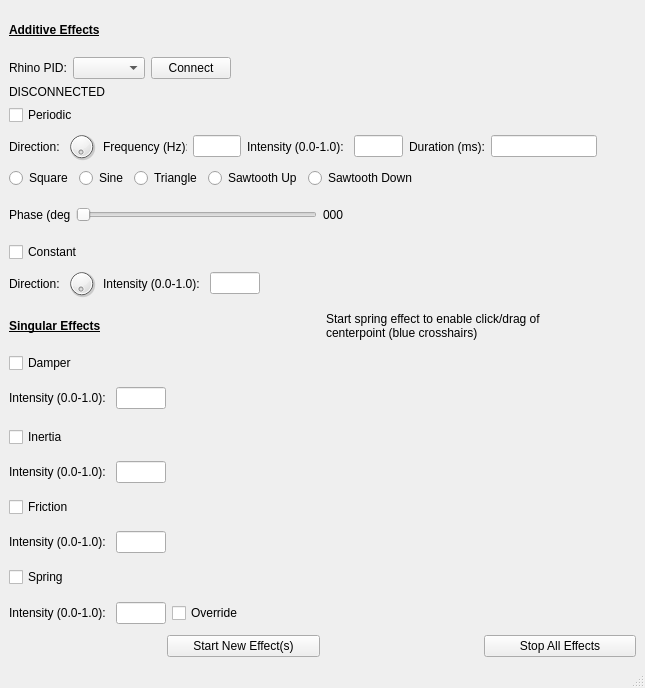
Qt form interface.ui (mjfrisby/RhinoTester) before a commit.
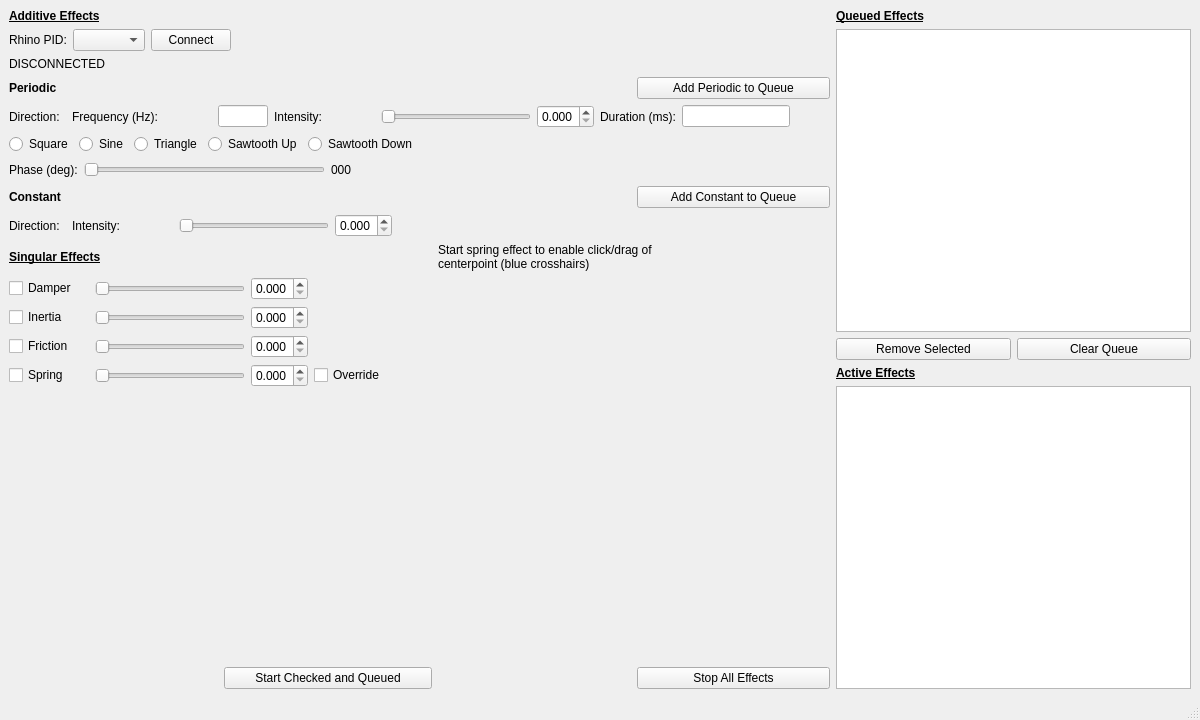
The same form after that commit. Custom widgets are drawn as their Qt base class.

Commit message:
feat: DirectInput devices via DirectLink, effect queue, log window, TelemFFB theme and icon
Loads DirectLink from its installed location and uses TelemFFB's current hardware layer, theme and app icon, with a light/dark switch. Queued periodic and constant effects start together, can be edited while playing, and each can be stopped on its own. Connects on its own to the last used or only device. The one-file build has no console; View > Log shows logging, output and errors instead.

Diff of the .ui file:
```diff
--- a/interface.ui
+++ b/interface.ui
@@ -6,22 +6,10 @@
    <rect>
     <x>0</x>
     <y>0</y>
-    <width>645</width>
-    <height>688</height>
+    <width>1200</width>
+    <height>720</height>
    </rect>
   </property>
-  <property name="minimumSize">
-   <size>
-    <width>502</width>
-    <height>561</height>
-   </size>
-  </property>
-  <property name="maximumSize">
-   <size>
-    <width>1000</width>
-    <height>1000</height>
-   </size>
-  </property>
   <property name="windowTitle">
    <string>Rhino Tester</string>
   </property>
@@ -95,9 +83,9 @@
      </layout>
     </item>
     <item row="2" column="0">
-     <widget class="QCheckBox" name="cb_Periodic">
+     <widget class="QLabel" name="label_Periodic">
       <property name="text">
-       <string>Periodic</string>
+       <string>&lt;html&gt;&lt;head/&gt;&lt;body&gt;&lt;p&gt;&lt;span style=&quot; font-weight:700;&quot;&gt;Periodic&lt;/span&gt;&lt;/p&gt;&lt;/body&gt;&lt;/html&gt;</string>
       </property>
      </widget>
     </item>
@@ -113,26 +101,7 @@
          </widget>
         </item>
         <item>
-         <widget class="QDial" name="dialPeriodic">
-          <property name="maximumSize">
-           <size>
-            <width>31</width>
-            <height>31</height>
-           </size>
-          </property>
-          <property name="maximum">
-           <number>359</number>
-          </property>
-          <property name="value">
-           <number>5</number>
-          </property>
-          <property name="sliderPosition">
-           <number>5</number>
-          </property>
-          <property name="wrapping">
-           <bool>true</bool>
-          </property>
-         </widget>
+         <widget class="DirectionDial" name="dialPeriodic"/>
         </item>
        </layout>
       </item>
@@ -142,7 +111,7 @@
          <widget class="QLabel" name="label_5">
           <property name="minimumSize">
            <size>
-            <width>78</width>
+            <width>110</width>
             <height>0</height>
            </size>
           </property>
@@ -159,6 +128,12 @@
         </item>
         <item>
          <widget class="QLineEdit" name="txt_PeriodicFrequency">
+          <property name="minimumSize">
+           <size>
+            <width>50</width>
+            <height>0</height>
+           </size>
+          </property>
           <property name="maximumSize">
            <size>
             <width>50</width>
@@ -180,17 +155,42 @@
            </size>
           </property>
           <property name="text">
-           <string>Intensity (0.0-1.0):</string>
+           <string>Intensity:</string>
           </property>
          </widget>
         </item>
         <item>
-         <widget class="QLineEdit" name="txt_PeriodicIntensity">
-          <property name="maximumSize">
+         <widget class="QSlider" name="slider_PeriodicIntensity">
+          <property name="minimumSize">
            <size>
-            <width>50</width>
-            <height>16777215</height>
+            <width>150</width>
+            <height>0</height>
            </size>
+          </property>
+          <property name="maximum">
+           <number>1000</number>
+          </property>
+          <property name="singleStep">
+           <number>10</number>
+          </property>
+          <property name="pageStep">
+           <number>100</number>
+          </property>
+          <property name="orientation">
+           <enum>Qt::Horizontal</enum>
+          </property>
+         </widget>
+        </item>
+        <item>
+         <widget class="QDoubleSpinBox" name="spin_PeriodicIntensity">
+          <property name="decimals">
+           <number>3</number>
+          </property>
+          <property name="maximum">
+           <double>1.000000000000000</double>
+          </property>
+          <property name="singleStep">
+           <double>0.010000000000000</double>
           </property>
          </widget>
         </item>
@@ -202,7 +202,14 @@
          </widget>
         </item>
         <item>
-         <widget class="QLineEdit" name="txt_Duration"/>
+         <widget class="QLineEdit" name="txt_Duration">
+          <property name="minimumSize">
+           <size>
+            <width>60</width>
+            <height>0</height>
+           </size>
+          </property>
+         </widget>
         </item>
         <item>
          <spacer name="horizontalSpacer_6">
@@ -294,7 +301,7 @@
        <widget class="QLabel" name="label_2">
         <property name="maximumSize">
          <size>
-          <width>61</width>
+          <width>100</width>
           <height>16777215</height>
          </size>
         </property>
@@ -354,9 +361,9 @@
      </layout>
     </item>
     <item row="6" column="0">
-     <widget class="QCheckBox" name="cb_Constant">
+     <widget class="QLabel" name="label_Constant">
       <property name="text">
-       <string>Constant</string>
+       <string>&lt;html&gt;&lt;head/&gt;&lt;body&gt;&lt;p&gt;&lt;span style=&quot; font-weight:700;&quot;&gt;Constant&lt;/span&gt;&lt;/p&gt;&lt;/body&gt;&lt;/html&gt;</string>
       </property>
      </widget>
     </item>
@@ -372,26 +379,7 @@
          </widget>
         </item>
         <item>
-         <widget class="QDial" name="dialConstant">
-          <property name="maximumSize">
-           <size>
-            <width>31</width>
-            <height>31</height>
-           </size>
-          </property>
-          <property name="maximum">
-           <number>359</number>
-          </property>
-          <property name="value">
-           <number>5</number>
-          </property>
-          <property name="sliderPosition">
-           <number>5</number>
-          </property>
-          <property name="wrapping">
-           <bool>true</bool>
-          </property>
-         </widget>
+         <widget class="DirectionDial" name="dialConstant"/>
         </item>
        </layout>
       </item>
@@ -406,17 +394,42 @@
            </size>
           </property>
           <property name="text">
-           <string>Intensity (0.0-1.0):</string>
+           <string>Intensity:</string>
           </property>
          </widget>
         </item>
         <item>
-         <widget class="QLineEdit" name="txt_ConstantIntensity">
-          <property name="maximumSize">
+         <widget class="QSlider" name="slider_ConstantIntensity">
+          <property name="minimumSize">
            <size>
-            <width>50</width>
-            <height>16777215</height>
+            <width>150</width>
+            <height>0</height>
            </size>
+          </property>
+          <property name="maximum">
+           <number>1000</number>
+          </property>
+          <property name="singleStep">
+           <number>10</number>
+          </property>
+          <property name="pageStep">
+           <number>100</number>
+          </property>
+          <property name="orientation">
+           <enum>Qt::Horizontal</enum>
+          </property>
+         </widget>
+        </item>
+        <item>
+         <widget class="QDoubleSpinBox" name="spin_ConstantIntensity">
+          <property name="decimals">
+           <number>3</number>
+          </property>
+          <property name="maximum">
+           <double>1.000000000000000</double>
+          </property>
+          <property name="singleStep">
+           <double>0.010000000000000</double>
           </property>
          </widget>
         </item>
@@ -460,40 +473,60 @@
       </property>
      </widget>
     </item>
-    <item row="9" column="0">
+    <item row="9" column="0" colspan="2">
+     <layout class="QVBoxLayout" name="verticalLayout_Singular">
+      <item>
+       <layout class="QHBoxLayout" name="horizontalLayout_Damper">
+         <item>
      <widget class="QCheckBox" name="cb_Damper">
+           <property name="minimumSize">
+            <size>
+             <width>80</width>
+             <height>0</height>
+            </size>
+           </property>
       <property name="text">
        <string>Damper</string>
       </property>
      </widget>
     </item>
-    <item row="10" column="0" colspan="2">
-     <layout class="QHBoxLayout" name="horizontalLayout_13">
       <item>
-       <widget class="QLabel" name="label_10">
+          <widget class="QSlider" name="slider_DamperIntensity">
         <property name="minimumSize">
          <size>
-          <width>101</width>
+             <width>150</width>
           <height>0</height>
          </size>
         </property>
-        <property name="text">
-         <string>Intensity (0.0-1.0):</string>
-        </property>
+           <property name="maximum">
+            <number>1000</number>
+           </property>
+           <property name="singleStep">
+            <number>10</number>
+           </property>
+           <property name="pageStep">
+            <number>100</number>
+           </property>
+           <property name="orientation">
+            <enum>Qt::Horizontal</enum>
+           </property>
        </widget>
       </item>
       <item>
-       <widget class="QLineEdit" name="txt_DamperIntensity">
-        <property name="maximumSize">
-         <size>
-          <width>50</width>
-          <height>16777215</height>
-         </size>
-        </property>
+          <widget class="QDoubleSpinBox" name="spin_DamperIntensity">
+           <property name="decimals">
+            <number>3</number>
+           </property>
+           <property name="maximum">
+            <double>1.000000000000000</double>
+           </property>
+           <property name="singleStep">
+            <double>0.010000000000000</double>
+           </property>
        </widget>
       </item>
       <item>
-       <spacer name="horizontalSpacer">
+          <spacer name="horizontalSpacer_Damper">
         <property name="orientation">
          <enum>Qt::Horizontal</enum>
         </property>
@@ -507,62 +540,58 @@
       </item>
      </layout>
     </item>
-    <item row="10" column="2" rowspan="7" colspan="2">
-     <widget class="QFrame" name="crosshair_frame">
-      <property name="sizePolicy">
-       <sizepolicy hsizetype="Fixed" vsizetype="Fixed">
-        <horstretch>0</horstretch>
-        <verstretch>0</verstretch>
-       </sizepolicy>
-      </property>
-      <property name="minimumSize">
-       <size>
-        <width>250</width>
-        <height>250</height>
-       </size>
-      </property>
-      <property name="maximumSize">
-       <size>
-        <width>250</width>
-        <height>250</height>
-       </size>
-      </property>
-     </widget>
-    </item>
-    <item row="11" column="0">
+      <item>
+       <layout class="QHBoxLayout" name="horizontalLayout_Inertia">
+         <item>
      <widget class="QCheckBox" name="cb_Inertia">
+           <property name="minimumSize">
+            <size>
+             <width>80</width>
+             <height>0</height>
+            </size>
+           </property>
       <property name="text">
        <string>Inertia</string>
       </property>
      </widget>
     </item>
-    <item row="12" column="0" colspan="2">
-     <layout class="QHBoxLayout" name="horizontalLayout_10">
       <item>
-       <widget class="QLabel" name="label_9">
+          <widget class="QSlider" name="slider_InertiaIntensity">
         <property name="minimumSize">
          <size>
-          <width>101</width>
+             <width>150</width>
           <height>0</height>
          </size>
         </property>
-        <property name="text">
-         <string>Intensity (0.0-1.0):</string>
-        </property>
+           <property name="maximum">
+            <number>1000</number>
+           </property>
+           <property name="singleStep">
+            <number>10</number>
+           </property>
+           <property name="pageStep">
+            <number>100</number>
+           </property>
+           <property name="orientation">
+            <enum>Qt::Horizontal</enum>
+           </property>
        </widget>
       </item>
       <item>
-       <widget class="QLineEdit" name="txt_InertiaIntensity">
-        <property name="maximumSize">
-         <size>
-          <width>50</width>
-          <height>16777215</height>
-         </size>
-        </property>
+          <widget class="QDoubleSpinBox" name="spin_InertiaIntensity">
+           <property name="decimals">
+            <number>3</number>
+           </property>
+           <property name="maximum">
+            <double>1.000000000000000</double>
+           </property>
+           <property name="singleStep">
+            <double>0.010000000000000</double>
+           </property>
        </widget>
       </item>
       <item>
-       <spacer name="horizontalSpacer_2">
+          <spacer name="horizontalSpacer_Inertia">
         <property name="orientation">
          <enum>Qt::Horizontal</enum>
         </property>
@@ -576,40 +605,58 @@
       </item>
      </layout>
     </item>
-    <item row="13" column="0">
+      <item>
+       <layout class="QHBoxLayout" name="horizontalLayout_Friction">
+         <item>
      <widget class="QCheckBox" name="cb_Friction">
+           <property name="minimumSize">
+            <size>
+             <width>80</width>
+             <height>0</height>
+            </size>
+           </property>
       <property name="text">
        <string>Friction</string>
       </property>
      </widget>
     </item>
-    <item row="14" column="0" colspan="2">
-     <layout class="QHBoxLayout" name="horizontalLayout_9">
       <item>
-       <widget class="QLabel" name="label_8">
+          <widget class="QSlider" name="slider_FrictionIntensity">
         <property name="minimumSize">
          <size>
-          <width>101</width>
+             <width>150</width>
           <height>0</height>
          </size>
         </property>
-        <property name="text">
-         <string>Intensity (0.0-1.0):</string>
-        </property>
+           <property name="maximum">
+            <number>1000</number>
+           </property>
+           <property name="singleStep">
+            <number>10</number>
+           </property>
+           <property name="pageStep">
+            <number>100</number>
+           </property>
+           <property name="orientation">
+            <enum>Qt::Horizontal</enum>
+           </property>
        </widget>
       </item>
       <item>
-       <widget class="QLineEdit" name="txt_FrictionIntensity">
-        <property name="maximumSize">
-         <size>
-          <width>50</width>
-          <height>16777215</height>
-         </size>
-        </property>
+          <widget class="QDoubleSpinBox" name="spin_FrictionIntensity">
+           <property name="decimals">
+            <number>3</number>
+           </property>
+           <property name="maximum">
+            <double>1.000000000000000</double>
+           </property>
+           <property name="singleStep">
+            <double>0.010000000000000</double>
+           </property>
        </widget>
       </item>
       <item>
-       <spacer name="horizontalSpacer_3">
+          <spacer name="horizontalSpacer_Friction">
         <property name="orientation">
          <enum>Qt::Horizontal</enum>
         </property>
@@ -623,35 +670,53 @@
       </item>
      </layout>
     </item>
-    <item row="15" column="0">
+      <item>
+       <layout class="QHBoxLayout" name="horizontalLayout_Spring">
+         <item>
      <widget class="QCheckBox" name="cb_Spring">
+           <property name="minimumSize">
+            <size>
+             <width>80</width>
+             <height>0</height>
+            </size>
+           </property>
       <property name="text">
        <string>Spring</string>
       </property>
      </widget>
     </item>
-    <item row="16" column="0" colspan="2">
-     <layout class="QHBoxLayout" name="horizontalLayout_14">
       <item>
-       <widget class="QLabel" name="label_13">
+          <widget class="QSlider" name="slider_SpringIntensity">
         <property name="minimumSize">
          <size>
-          <width>101</width>
+             <width>150</width>
           <height>0</height>
          </size>
         </property>
-        <property name="text">
-         <string>Intensity (0.0-1.0):</string>
+           <property name="maximum">
+            <number>1000</number>
+           </property>
+           <property name="singleStep">
+            <number>10</number>
+           </property>
+           <property name="pageStep">
+            <number>100</number>
+           </property>
+           <property name="orientation">
+            <enum>Qt::Horizontal</enum>
         </property>
        </widget>
       </item>
       <item>
-       <widget class="QLineEdit" name="txt_SpringIntensity">
-        <property name="maximumSize">
-         <size>
-          <width>50</width>
-          <height>16777215</height>
-         </size>
+          <widget class="QDoubleSpinBox" name="spin_SpringIntensity">
+           <property name="decimals">
+            <number>3</number>
+           </property>
+           <property name="maximum">
+            <double>1.000000000000000</double>
+           </property>
+           <property name="singleStep">
+            <double>0.010000000000000</double>
         </property>
        </widget>
       </item>
@@ -663,7 +728,7 @@
        </widget>
       </item>
       <item>
-       <spacer name="horizontalSpacer_4">
+          <spacer name="horizontalSpacer_Spring">
         <property name="orientation">
          <enum>Qt::Horizontal</enum>
         </property>
@@ -677,20 +742,130 @@
       </item>
      </layout>
     </item>
-    <item row="17" column="1">
+      <item>
+       <spacer name="verticalSpacer_Singular">
+        <property name="orientation">
+         <enum>Qt::Vertical</enum>
+        </property>
+        <property name="sizeHint" stdset="0">
+         <size>
+          <width>20</width>
+          <height>0</height>
+         </size>
+        </property>
+       </spacer>
+      </item>
+     </layout>
+    </item>
+    <item row="9" column="2" colspan="2">
+     <widget class="QFrame" name="crosshair_frame">
+      <property name="sizePolicy">
+       <sizepolicy hsizetype="Fixed" vsizetype="Fixed">
+        <horstretch>0</horstretch>
+        <verstretch>0</verstretch>
+       </sizepolicy>
+      </property>
+      <property name="minimumSize">
+       <size>
+        <width>250</width>
+        <height>250</height>
+       </size>
+      </property>
+      <property name="maximumSize">
+       <size>
+        <width>250</width>
+        <height>250</height>
+       </size>
+      </property>
+     </widget>
+    </item>
+    <item row="10" column="1">
      <widget class="QPushButton" name="button_Start">
       <property name="text">
-       <string>Start New Effect(s)</string>
+       <string>Start Checked and Queued</string>
       </property>
      </widget>
     </item>
-    <item row="17" column="3">
+    <item row="10" column="3">
      <widget class="QPushButton" name="button_Stop">
       <property name="text">
        <string>Stop All Effects</string>
       </property>
      </widget>
     </item>
+    <item row="2" column="3">
+     <widget class="QPushButton" name="button_QueuePeriodic">
+      <property name="text">
+       <string>Add Periodic to Queue</string>
+      </property>
+     </widget>
+    </item>
+    <item row="6" column="3">
+     <widget class="QPushButton" name="button_QueueConstant">
+      <property name="text">
+       <string>Add Constant to Queue</string>
+      </property>
+     </widget>
+    </item>
+    <item row="0" column="4" rowspan="11">
+     <layout class="QVBoxLayout" name="verticalLayout_Side">
+      <item>
+       <widget class="QLabel" name="label_Queue">
+        <property name="text">
+         <string>&lt;html&gt;&lt;head/&gt;&lt;body&gt;&lt;p&gt;&lt;span style=&quot; font-weight:700; text-decoration: underline;&quot;&gt;Queued Effects&lt;/span&gt;&lt;/p&gt;&lt;/body&gt;&lt;/html&gt;</string>
+        </property>
+       </widget>
+      </item>
+      <item>
+       <widget class="QListWidget" name="list_Queue">
+        <property name="minimumSize">
+         <size>
+          <width>320</width>
+          <height>0</height>
+         </size>
+        </property>
+        <property name="selectionMode">
+         <enum>QAbstractItemView::ExtendedSelection</enum>
+        </property>
+       </widget>
+      </item>
+      <item>
+       <layout class="QHBoxLayout" name="horizontalLayout_QueueButtons">
+        <item>
+         <widget class="QPushButton" name="button_QueueRemove">
+          <property name="text">
+           <string>Remove Selected</string>
+          </property>
+         </widget>
+        </item>
+        <item>
+         <widget class="QPushButton" name="button_QueueClear">
+          <property name="text">
+           <string>Clear Queue</string>
+          </property>
+         </widget>
+        </item>
+       </layout>
+      </item>
+      <item>
+       <widget class="QLabel" name="label_Active">
+        <property name="text">
+         <string>&lt;html&gt;&lt;head/&gt;&lt;body&gt;&lt;p&gt;&lt;span style=&quot; font-weight:700; text-decoration: underline;&quot;&gt;Active Effects&lt;/span&gt;&lt;/p&gt;&lt;/body&gt;&lt;/html&gt;</string>
+        </property>
+       </widget>
+      </item>
+      <item>
+       <widget class="QListWidget" name="list_Active">
+        <property name="minimumSize">
+         <size>
+          <width>320</width>
+          <height>0</height>
+         </size>
+        </property>
+       </widget>
+      </item>
+     </layout>
+    </item>
    </layout>
   </widget>
   <widget class="QMenuBar" name="menubar">
@@ -705,6 +880,13 @@
   </widget>
   <widget class="QStatusBar" name="statusbar"/>
  </widget>
+ <customwidgets>
+  <customwidget>
+   <class>DirectionDial</class>
+   <extends>QWidget</extends>
+   <header>widgets.h</header>
+  </customwidget>
+ </customwidgets>
  <resources/>
  <connections/>
  <buttongroups>
```
Left out of the diff: 2 changed lines with no effect on the pictures. Lines whose indentation alone changed are shown as unchanged. The commit also changes 20 other files.
